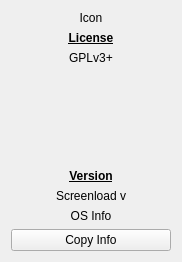
Qt form src/widgets/infowindow.ui (screenload-app/screenload-qt) before a commit.
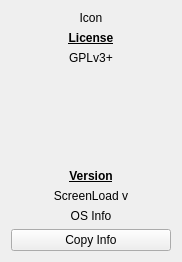
The same form after that commit. Icons and pictures are not drawn.

Commit message: Переименовал в ScreenLoad

```diff
--- a/src/widgets/infowindow.ui
+++ b/src/widgets/infowindow.ui
@@ -97,7 +97,7 @@
      <item>
       <widget class="QLabel" name="VersionDetails">
        <property name="text">
-        <string>Screenload v</string>
+        <string>ScreenLoad v</string>
        </property>
        <property name="alignment">
         <set>Qt::AlignCenter</set>
```
Left out of the diff: 2 changed lines with no effect on the pictures. The commit also changes 193 other files.
